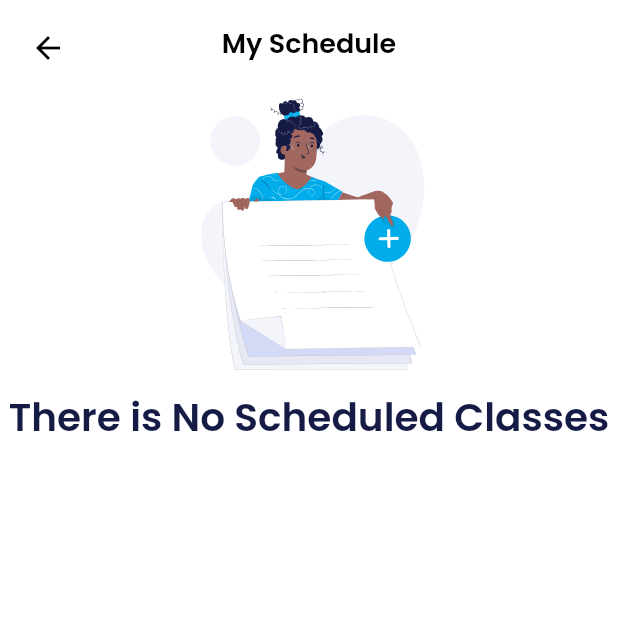
After one commit to devprotec/settings_page, a Flutter app: the EmptyScheduleScreen screen opened directly, on a phone screen of 412 x 824 dp, the top half of it. The commit adds this screen. Run offline on Flutter 3.47's test engine with Material 2 defaults, Android fonts, the phone set to English and light mode, and no system bars; our stand-ins replace cached_network_image, flutter_svg, get, image_picker, permission_handler, timeline_tile; missing offline and left inert: connectivity_plus_web, image_picker_for_web, shared_preferences_web, widget_mask.

Commit message:
new changes

```diff
--- a/lib/localization/en_us/en_us_translations.dart
+++ b/lib/localization/en_us/en_us_translations.dart
@@ -747,5 +747,6 @@ final Map<String, String> enUs = {
   "lbl_address": "Address",
   "lbl_event_duration": "Event Duration",
   "lbl_my_sched": "My Schedule",
+  "lbl_there_is_no_sched": "There is No Scheduled Classes",
   "msg_arrival_of_part": "Arrival of Participants"
 };
--- /dev/null
+++ b/lib/screens/schedule/empty_schedule_screen.dart
@@ -0,0 +1,34 @@
+import 'package:settings_page/util/exports.dart';
+
+class EmptyScheduleScreen extends StatelessWidget {
+  @override
+  Widget build(BuildContext context) {
+    double width = MediaQuery.of(context).size.width;
+    double height = MediaQuery.of(context).size.height;
+    return Scaffold(
+      backgroundColor: Colors.white,
+      appBar: PreferredSize(
+        preferredSize: Size.fromHeight(50),
+        child: AppbarWidget(
+          hasActions: true,
+          appBarTitle: "lbl_my_sched".tr,
+        ),
+      ),
+      body: Container(
+        width: width,
+        height: height,
+        child: Column(
+          children: [
+            CommonImageView(
+              svgPath: "assets/images/img_nothing_scheduled.svg",
+            ),
+            Text(
+              "lbl_there_is_no_sched".tr,
+              style: AppStyle.txtPoppinsSemiBoldBlueGray18,
+            )
+          ],
+        ),
+      ),
+    );
+  }
+}
--- a/lib/theme/app_style.dart
+++ b/lib/theme/app_style.dart
@@ -37,6 +37,15 @@ class AppStyle {
   );
 
   static TextStyle txtPoppinsSemiBold24 = TextStyle(
+    color: Constants.bluegray900,
+    fontSize: getFontSize(
+      24,
+    ),
+    fontFamily: 'Poppins',
+    fontWeight: FontWeight.w600,
+  );
+
+  static TextStyle txtPoppinsSemiBoldBlueGray18 = TextStyle(
     color: Constants.bluegray900,
     fontSize: getFontSize(
       24,
```
